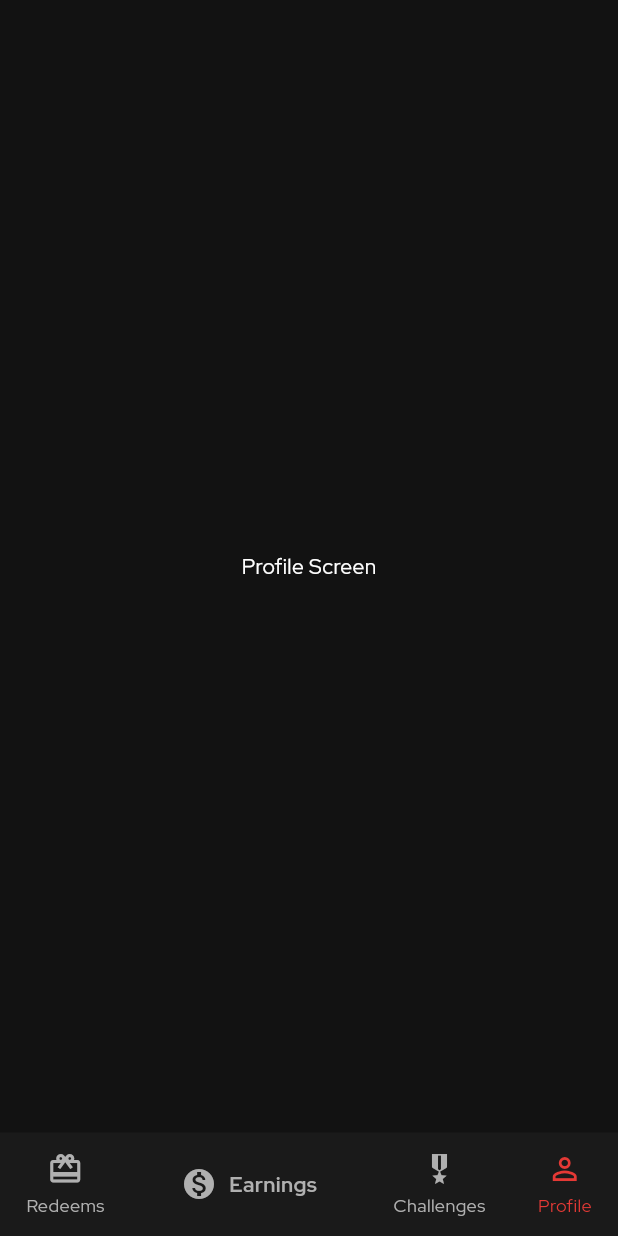
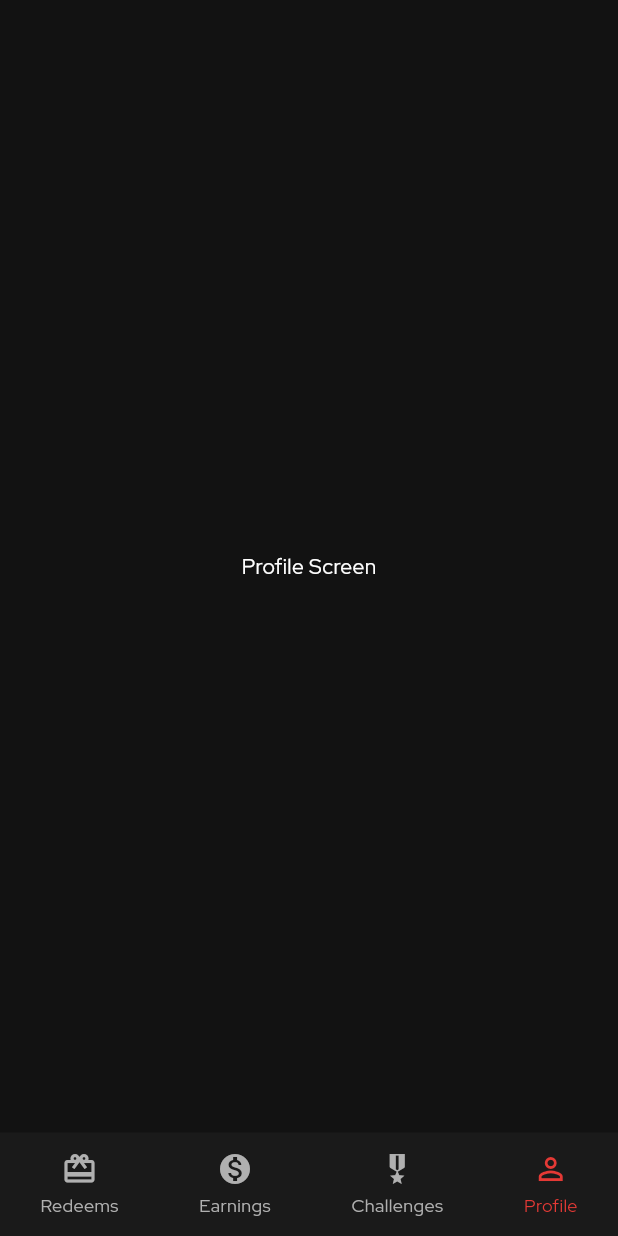
Before and after one commit to abeera-zainab/appsip, a Flutter app: the MainScreenShell screen opened directly, item 4 of the bottom bar chosen, on a phone screen of 412 x 824 dp. Run offline on Flutter 3.47's test engine with Material 3 defaults, Android fonts, the phone set to English and light mode, and no system bars; our stand-ins replace dotted_border, image_picker.

Commit message:
Modified Nav Bar

```diff
--- a/lib/screens/main_screen_shell.dart
+++ b/lib/screens/main_screen_shell.dart
@@ -1,12 +1,7 @@
+import 'package:flutter/material.dart';
 import 'package:appsip/screens/redeems_screen.dart';
-import 'package:flutter/material.dart';
 import 'package:appsip/screens/earnings_screen.dart';
 import 'package:appsip/screens/challenges_screen.dart';
-import 'package:appsip/screens/invitation_screen.dart';
-import 'package:appsip/screens/register_screen.dart';
-import 'package:appsip/screens/tell_us_about_yourself_screen.dart';
-import 'package:appsip/screens/edit_bank.dart';
-import 'package:appsip/screens/success_screen.dart';
 import 'package:appsip/widgets/custom_bottom_nav_bar.dart';
 
 class MainScreenShell extends StatefulWidget {
@@ -17,28 +12,31 @@ class MainScreenShell extends StatefulWidget {
 }
 
 class _MainScreenShellState extends State<MainScreenShell> {
-  int _selectedIndex = 1; // Corresponds to 'Earnings'
+  int selectedIndex = 0; // Default to 'Earnings' screen
 
-  final List<Widget> _screens = [
-
-    const RedeemsScreen(),
-    const EarningsScreen(),
-    const ChallengesScreen(),
-    const Center(child: Text("Profile Screen")), // Placeholder for Profile
+  // Screens corresponding to each bottom navigation item
+  final List<Widget> _screens = const [
+    RedeemsScreen(),
+    EarningsScreen(),
+    ChallengesScreen(),
+    Center(child: Text("Profile Screen")), // Placeholder for Profile
   ];
 
   void _onItemTapped(int index) {
     setState(() {
-      _selectedIndex = index;
+      selectedIndex = index;
     });
   }
 
   @override
   Widget build(BuildContext context) {
     return Scaffold(
-      body: _screens[_selectedIndex],
+      body: IndexedStack(
+        index: selectedIndex,
+        children: _screens,
+      ),
       bottomNavigationBar: CustomBottomNavBar(
-        selectedIndex: _selectedIndex,
+        selectedIndex: selectedIndex,
         onItemTapped: _onItemTapped,
       ),
     );
--- a/lib/widgets/custom_bottom_nav_bar.dart
+++ b/lib/widgets/custom_bottom_nav_bar.dart
@@ -23,7 +23,7 @@ class CustomBottomNavBar extends StatelessWidget {
           mainAxisAlignment: MainAxisAlignment.spaceAround,
           children: [
             _buildNavItem(Icons.wallet_giftcard, 'Redeems', 0),
-            _buildNavItem(Icons.monetization_on, 'Earnings', 1, isCentral: true),
+            _buildNavItem(Icons.monetization_on, 'Earnings', 1),
             _buildNavItem(Icons.military_tech, 'Challenges', 2),
             _buildNavItem(Icons.person_outline, 'Profile', 3),
           ],
@@ -32,30 +32,9 @@ class CustomBottomNavBar extends StatelessWidget {
     );
   }
 
-  Widget _buildNavItem(IconData icon, String label, int index, {bool isCentral = false}) {
+  Widget _buildNavItem(IconData icon, String label, int index) {
     final bool isSelected = selectedIndex == index;
     final Color color = isSelected ? AppColors.primaryRed : AppColors.textSecondary;
-
-    if (isCentral) {
-      return InkWell(
-        onTap: () => onItemTapped(index),
-        child: Container(
-          padding: const EdgeInsets.symmetric(horizontal: 16, vertical: 8),
-          decoration: BoxDecoration(
-            // ignore: deprecated_member_use
-            color: isSelected ? AppColors.primaryRed.withOpacity(0.2) : Colors.transparent,
-            borderRadius: BorderRadius.circular(25),
-          ),
-          child: Row(
-            children: [
-              Icon(icon, color: color),
-              const SizedBox(width: 8),
-              Text(label, style: TextStyle(color: color, fontWeight: FontWeight.bold)),
-            ],
-          ),
-        ),
-      );
-    }
 
     return InkWell(
       onTap: () => onItemTapped(index),
@@ -64,7 +43,13 @@ class CustomBottomNavBar extends StatelessWidget {
         children: [
           Icon(icon, color: color),
           const SizedBox(height: 4),
-          Text(label, style: TextStyle(color: color, fontSize: 12)),
+          Text(
+            label,
+            style: TextStyle(
+              color: color,
+              fontSize: 12,
+            ),
+          ),
         ],
       ),
     );
```
